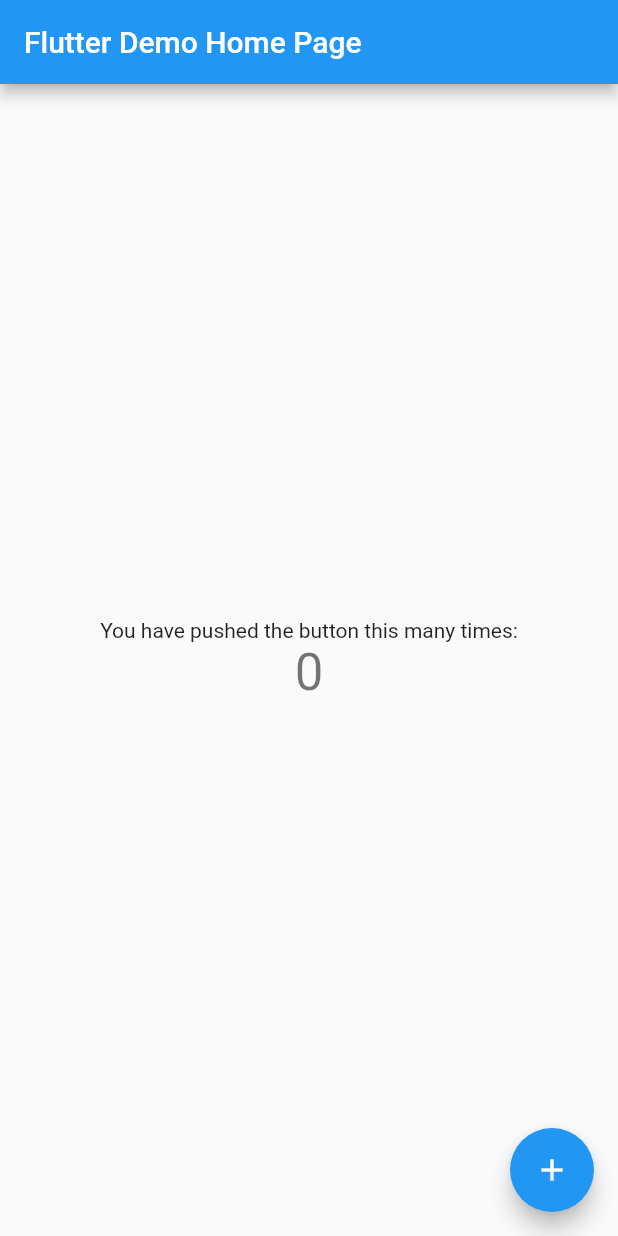
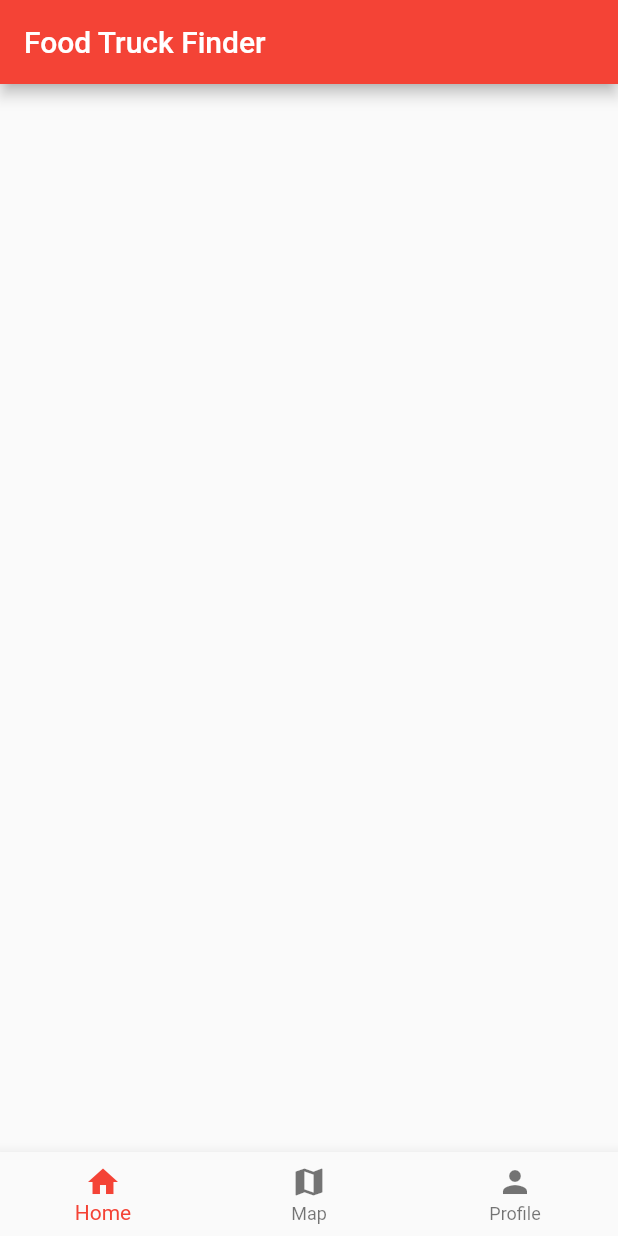
Before and after one commit to bburkey49/food_truck_finder, a Flutter app: the screen it shows after launch, on a phone screen of 412 x 824 dp. Run offline on Flutter 3.47's test engine with Material 2 defaults, Android fonts, the phone set to English and light mode, and no system bars.

Commit message:
added nav bar

```diff
--- /dev/null
+++ b/food_truck_finder/lib/home_widget.dart
@@ -0,0 +1,37 @@
+import 'package:flutter/material.dart';
+
+class Home extends StatefulWidget {
+  @override
+  State<StatefulWidget> createState() {
+    return _HomeState();
+  }
+}
+
+
+class _HomeState extends State<Home> {
+  @override
+  Widget build(BuildContext context) {
+    return Scaffold(
+      appBar: AppBar(
+        title: Text('Food Truck Finder'),
+      ),
+      bottomNavigationBar: BottomNavigationBar(
+        currentIndex: 0, // this will be set when a new tab is tapped
+        items: [
+          BottomNavigationBarItem(
+            icon: new Icon(Icons.home),
+            label: 'Home',
+          ),
+          BottomNavigationBarItem(
+            icon: new Icon(Icons.map),
+            label: 'Map',
+          ),
+          BottomNavigationBarItem(
+              icon: Icon(Icons.person),
+              label: 'Profile',
+          )
+        ],
+      ),
+    );
+  }
+}
--- a/food_truck_finder/lib/main.dart
+++ b/food_truck_finder/lib/main.dart
@@ -1,4 +1,5 @@
 import 'package:flutter/material.dart';
+import 'home_widget.dart';
 
 void main() {
   runApp(MyApp());
@@ -20,98 +21,13 @@ class MyApp extends StatelessWidget {
         // or simply save your changes to "hot reload" in a Flutter IDE).
         // Notice that the counter didn't reset back to zero; the application
         // is not restarted.
-        primarySwatch: Colors.blue,
+        primarySwatch: Colors.red,
         // This makes the visual density adapt to the platform that you run
         // the app on. For desktop platforms, the controls will be smaller and
         // closer together (more dense) than on mobile platforms.
         visualDensity: VisualDensity.adaptivePlatformDensity,
       ),
-      home: MyHomePage(title: 'Flutter Demo Home Page'),
+      home: Home(),
     );
   }
 }
-
-class MyHomePage extends StatefulWidget {
-  MyHomePage({Key key, this.title}) : super(key: key);
-
-  // This widget is the home page of your application. It is stateful, meaning
-  // that it has a State object (defined below) that contains fields that affect
-  // how it looks.
-
-  // This class is the configuration for the state. It holds the values (in this
-  // case the title) provided by the parent (in this case the App widget) and
-  // used by the build method of the State. Fields in a Widget subclass are
-  // always marked "final".
-
-  final String title;
-
-  @override
-  _MyHomePageState createState() => _MyHomePageState();
-}
-
-class _MyHomePageState extends State<MyHomePage> {
-  int _counter = 0;
-
-  void _incrementCounter() {
-    setState(() {
-      // This call to setState tells the Flutter framework that something has
-      // changed in this State, which causes it to rerun the build method below
-      // so that the display can reflect the updated values. If we changed
-      // _counter without calling setState(), then the build method would not be
-      // called again, and so nothing would appear to happen.
-      _counter++;
-    });
-  }
-
-  @override
-  Widget build(BuildContext context) {
-    // This method is rerun every time setState is called, for instance as done
-    // by the _incrementCounter method above.
-    //
-    // The Flutter framework has been optimized to make rerunning build methods
-    // fast, so that you can just rebuild anything that needs updating rather
-    // than having to individually change instances of widgets.
-    return Scaffold(
-      appBar: AppBar(
-        // Here we take the value from the MyHomePage object that was created by
-        // the App.build method, and use it to set our appbar title.
-        title: Text(widget.title),
-      ),
-      body: Center(
-        // Center is a layout widget. It takes a single child and positions it
-        // in the middle of the parent.
-        child: Column(
-          // Column is also a layout widget. It takes a list of children and
-          // arranges them vertically. By default, it sizes itself to fit its
-          // children horizontally, and tries to be as tall as its parent.
-          //
-          // Invoke "debug painting" (press "p" in the console, choose the
-          // "Toggle Debug Paint" action from the Flutter Inspector in Android
-          // Studio, or the "Toggle Debug Paint" command in Visual Studio Code)
-          // to see the wireframe for each widget.
-          //
-          // Column has various properties to control how it sizes itself and
-          // how it positions its children. Here we use mainAxisAlignment to
-          // center the children vertically; the main axis here is the vertical
-          // axis because Columns are vertical (the cross axis would be
-          // horizontal).
-          mainAxisAlignment: MainAxisAlignment.center,
-          children: <Widget>[
-            Text(
-              'You have pushed the button this many times:',
-            ),
-            Text(
-              '$_counter',
-              style: Theme.of(context).textTheme.headline4,
-            ),
-          ],
-        ),
-      ),
-      floatingActionButton: FloatingActionButton(
-        onPressed: _incrementCounter,
-        tooltip: 'Increment',
-        child: Icon(Icons.add),
-      ), // This trailing comma makes auto-formatting nicer for build methods.
-    );
-  }
-}
```
Also changed, not shown: 1 other file.
